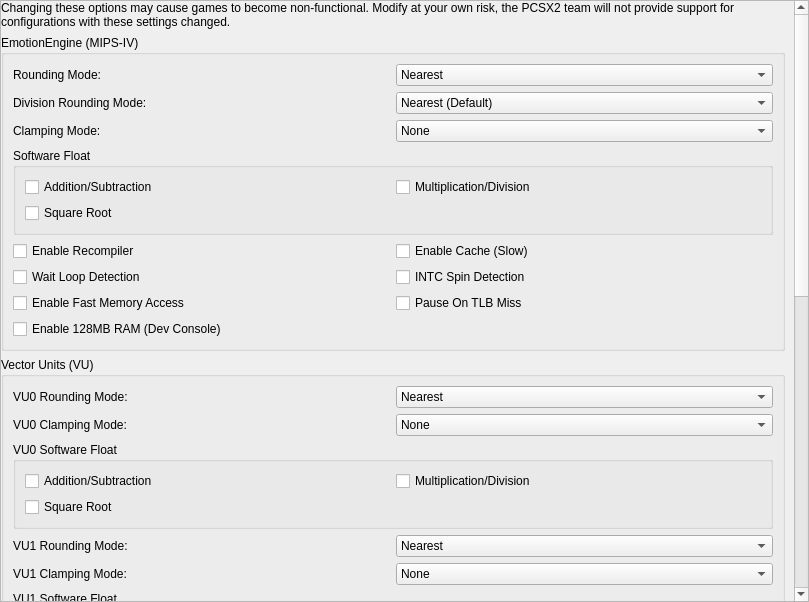
First picture: the form in pcsx2-qt/Settings/AdvancedSettingsWidget.ui, repository TheLastRar/pcsx2, before the edit.
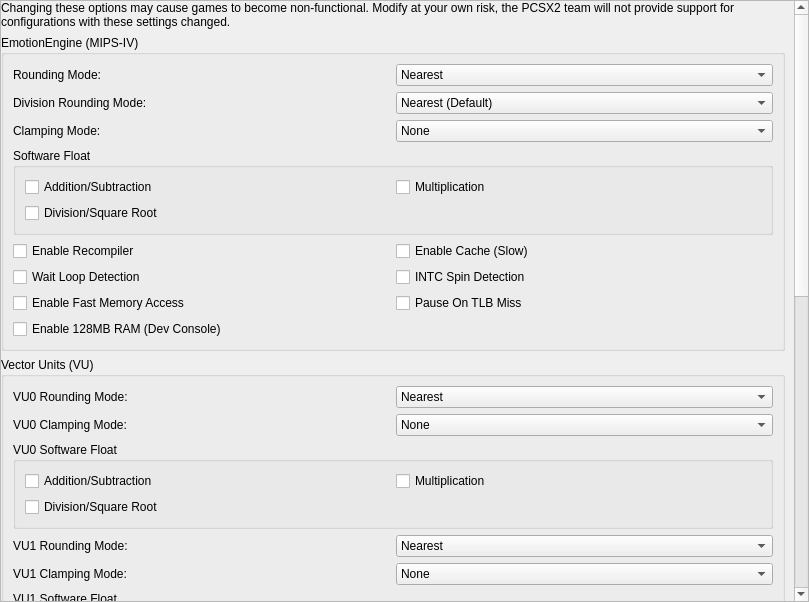
Second picture: the form after the edit.

What changed in the file:
```diff
--- a/pcsx2-qt/Settings/AdvancedSettingsWidget.ui
+++ b/pcsx2-qt/Settings/AdvancedSettingsWidget.ui
@@ -218,7 +218,7 @@
              <item row="0" column="1">
               <widget class="QCheckBox" name="eeSoftMulDiv">
                <property name="text">
-                <string>Multiplication/Division</string>
+                <string>Multiplication</string>
                </property>
               </widget>
              </item>
@@ -232,7 +232,7 @@
              <item row="1" column="0">
               <widget class="QCheckBox" name="eeSoftSqrt">
                <property name="text">
-                <string>Square Root</string>
+                <string>Division/Square Root</string>
                </property>
               </widget>
              </item>
@@ -332,7 +332,7 @@
              <item row="0" column="1">
               <widget class="QCheckBox" name="vu0SoftMulDiv">
                <property name="text">
-                <string>Multiplication/Division</string>
+                <string>Multiplication</string>
                </property>
               </widget>
              </item>
@@ -346,7 +346,7 @@
              <item row="1" column="0">
               <widget class="QCheckBox" name="vu0SoftSqrt">
                <property name="text">
-                <string>Square Root</string>
+                <string>Division/Square Root</string>
                </property>
               </widget>
              </item>
```
Left out of the diff: 16 changed lines with no effect on the pictures.
